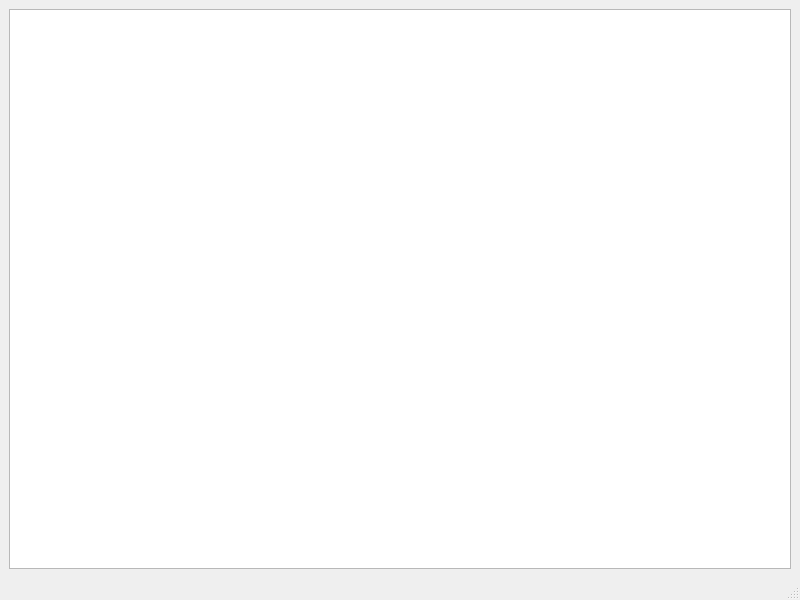
Before: the Qt Designer form Implementacion/FINAL/RICKandMORTY/mainwindow.ui in LsBhrqz/Proyecto-final_Informatica-2, drawn with Qt 5.
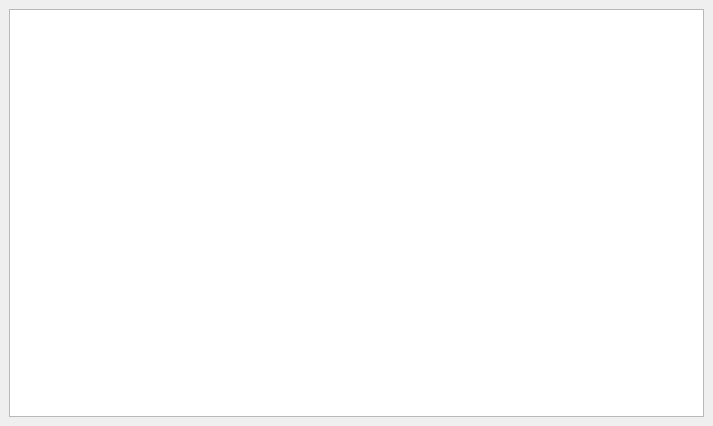
After: the same form once the commit is applied.

```diff
--- a/Implementacion/FINAL/RICKandMORTY/mainwindow.ui
+++ b/Implementacion/FINAL/RICKandMORTY/mainwindow.ui
@@ -6,8 +6,8 @@
    <rect>
     <x>0</x>
     <y>0</y>
-    <width>800</width>
-    <height>600</height>
+    <width>713</width>
+    <height>426</height>
    </rect>
   </property>
   <property name="windowTitle">
@@ -16,11 +16,14 @@
   <widget class="QWidget" name="centralwidget">
    <layout class="QVBoxLayout" name="verticalLayout">
     <item>
-     <widget class="QGraphicsView" name="graphicsView"/>
+     <widget class="QGraphicsView" name="graphicsView">
+      <property name="autoFillBackground">
+       <bool>false</bool>
+      </property>
+     </widget>
     </item>
    </layout>
   </widget>
-  <widget class="QStatusBar" name="statusbar"/>
  </widget>
  <resources/>
  <connections/>
```
Left out of the diff: 3 changed lines with no effect on the pictures.
